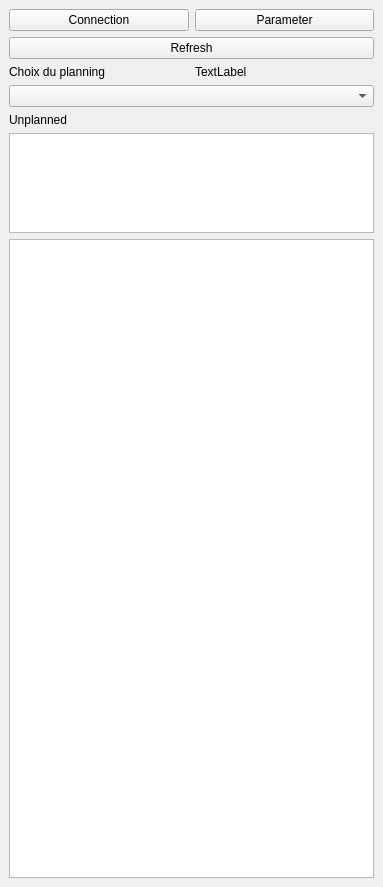
First picture: the form in widget_base.ui, repository Mapotempo/mapotempo-qgis-plugin, before the edit.
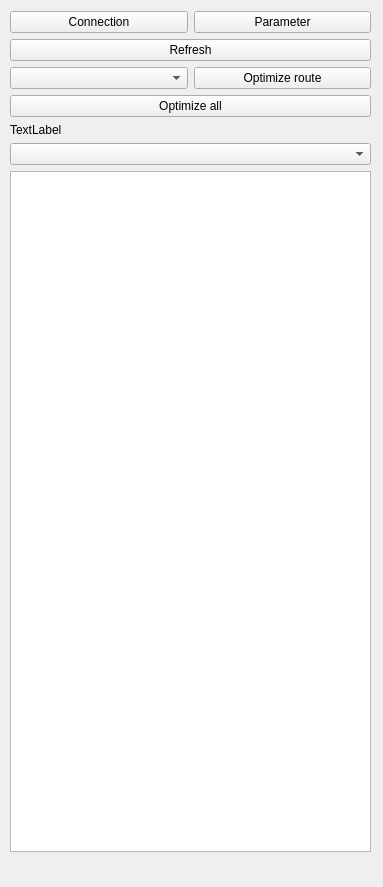
Second picture: the form after the edit.

Patch:
```diff
--- a/widget_base.ui
+++ b/widget_base.ui
@@ -14,11 +14,18 @@
    <string>DockWidget</string>
   </property>
   <widget class="QWidget" name="dockWidgetContents">
-   <layout class="QVBoxLayout" name="verticalLayout_2">
-    <item>
+   <widget class="QWidget" name="">
+    <property name="geometry">
+     <rect>
+      <x>10</x>
+      <y>11</y>
+      <width>361</width>
+      <height>841</height>
+     </rect>
+    </property>
      <layout class="QVBoxLayout" name="verticalLayout">
       <item>
-       <layout class="QHBoxLayout" name="horizontalLayout">
+      <layout class="QHBoxLayout" name="horizontalLayout_2">
         <item>
          <widget class="QPushButton" name="pushButton">
           <property name="text">
@@ -43,11 +50,23 @@
        </widget>
       </item>
       <item>
-       <layout class="QHBoxLayout" name="horizontalLayout_2">
+      <layout class="QHBoxLayout" name="horizontalLayout">
         <item>
-         <widget class="QLabel" name="label_4">
+        <widget class="QComboBox" name="comboBox_2"/>
+       </item>
+       <item>
+        <widget class="QPushButton" name="pushButton_3">
           <property name="text">
-           <string>Choix du planning</string>
+          <string>Optimize route</string>
+         </property>
+        </widget>
+       </item>
+      </layout>
+     </item>
+     <item>
+      <widget class="QPushButton" name="pushButton_5">
+       <property name="text">
+        <string>Optimize all</string>
           </property>
          </widget>
         </item>
@@ -58,43 +77,14 @@
           </property>
          </widget>
         </item>
-       </layout>
-      </item>
       <item>
        <widget class="QComboBox" name="comboBox"/>
       </item>
-      <item>
-       <widget class="QLabel" name="label">
-        <property name="text">
-         <string>Unplanned</string>
-        </property>
-       </widget>
-      </item>
-      <item>
-       <widget class="QListWidget" name="listWidget">
-        <property name="maximumSize">
-         <size>
-          <width>16777215</width>
-          <height>100</height>
-         </size>
-        </property>
-        <property name="dragEnabled">
-         <bool>true</bool>
-        </property>
-        <property name="dragDropOverwriteMode">
-         <bool>true</bool>
-        </property>
-        <property name="dragDropMode">
-         <enum>QAbstractItemView::DragDrop</enum>
-        </property>
-       </widget>
-      </item>
       <item>
        <widget class="QTreeView" name="treeView"/>
       </item>
      </layout>
-    </item>
-   </layout>
+   </widget>
   </widget>
  </widget>
  <resources/>
```
Lines whose indentation alone changed are shown as unchanged.
